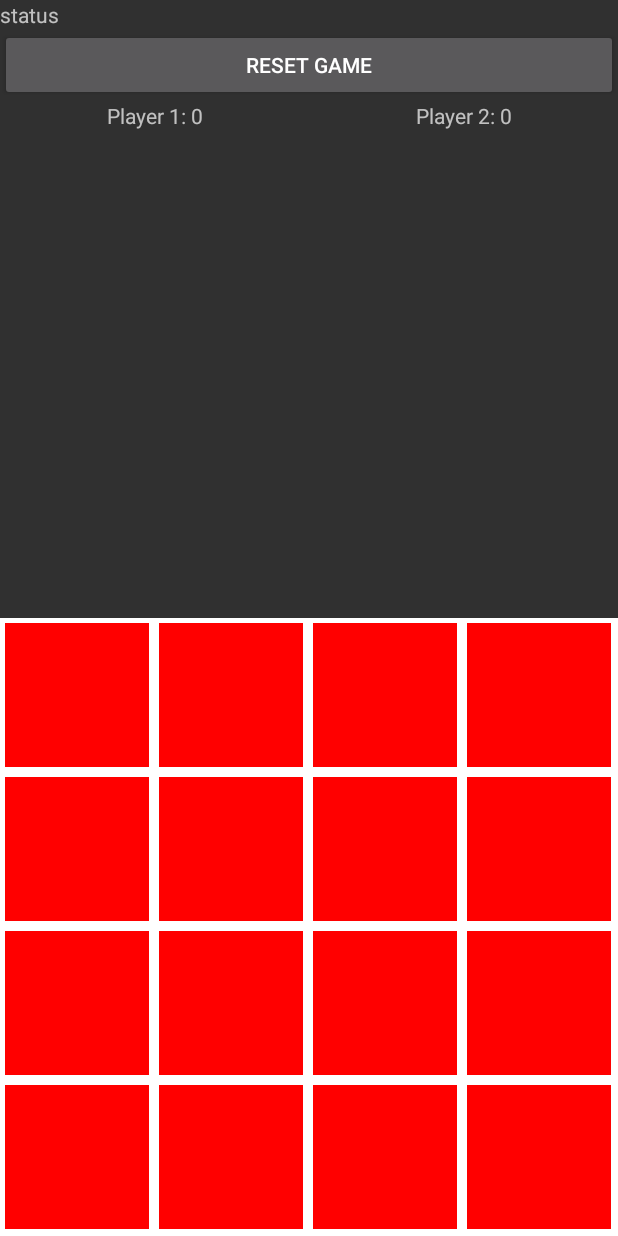
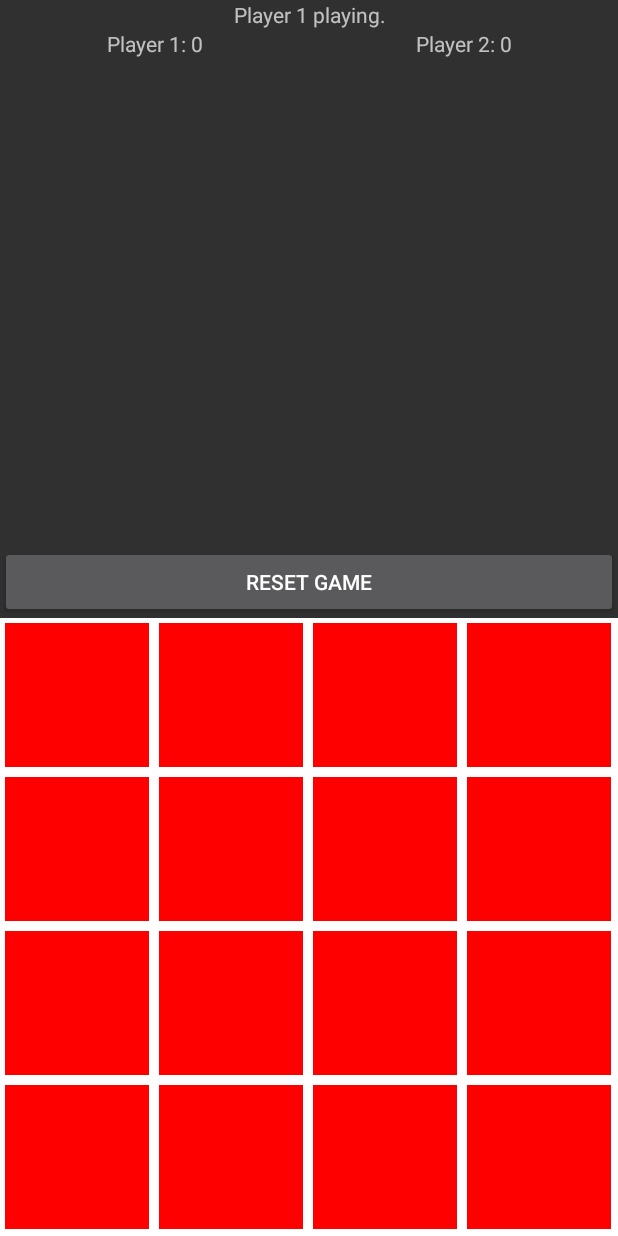
Before and after one commit to kristijan-pajtasev/android-memory-game, an Android app: the screen it shows after launch (MainActivity), on a phone screen of 412 x 824 dp. Run offline under Robolectric (Android 15) with nearby library versions, the phone set to English and light mode, and no system bars.

Commit message:
design update

```diff
--- a/app/src/main/java/com/kristijan_pajtasev/assignment02/MainActivity.java
+++ b/app/src/main/java/com/kristijan_pajtasev/assignment02/MainActivity.java
@@ -31,6 +31,7 @@ public class MainActivity extends AppCompatActivity {
         memoryCardsView.setLayoutParams(layoutParams);
 
         initializeTextViews();
+        setActivePlayerMessage(1);
 
         Button gameResetButton = (Button)findViewById(R.id.gameResetButton);
         gameResetButton.setOnClickListener(new View.OnClickListener(){
@@ -60,6 +61,11 @@ public class MainActivity extends AppCompatActivity {
         playerTwoScore.setText("Player 2: " + score);
     }
 
+    public void setActivePlayerMessage(int playerNumber) {
+        TextView statusLabel = findViewById(R.id.gameStatus);
+        statusLabel.setText("Player " + playerNumber + " playing.");
+    }
+
     private void setWindowDimensions() {
         DisplayMetrics displayMetrics = new DisplayMetrics();
         this.getWindowManager()
--- a/app/src/main/java/com/kristijan_pajtasev/assignment02/views/MemoryCards.java
+++ b/app/src/main/java/com/kristijan_pajtasev/assignment02/views/MemoryCards.java
@@ -64,6 +64,7 @@ public class MemoryCards extends View {
         carrot = getPaint(0xffe67e22);
 
         setWindowDimensions();
+//        setActivePlayerLabel(firstPlayerPlaying ? 1 : 2);
         rectSize = windowHeight < windowWidth ? windowHeight / 4 : windowWidth / 4;
         rectSize -= 10;
 
@@ -73,6 +74,10 @@ public class MemoryCards extends View {
             cardsPlaces.add(new Rect(0, 0, rectSize, rectSize));
             cards.add(new Card(colorPalet[i / 2]));
         }
+    }
+
+    private void setActivePlayerLabel(int activePlayerNumber) {
+        ((MainActivity)context).setActivePlayerMessage(activePlayerNumber);
     }
 
 
@@ -140,6 +145,7 @@ public class MemoryCards extends View {
                     new FlipBack(cards, this).start();
                 }
                 firstPlayerPlaying = !firstPlayerPlaying;
+                setActivePlayerLabel(firstPlayerPlaying ? 1 : 2);
             } else firstCardFlipped = true;
         }
     }
--- a/app/src/main/res/layout/activity_main.xml
+++ b/app/src/main/res/layout/activity_main.xml
@@ -10,19 +10,11 @@
         android:layout_alignParentTop="true">
 
         <TextView
-            android:layout_width="wrap_content"
-            android:layout_height="wrap_content"
-            android:layout_weight="1"
-            android:id="@+id/gameStatus"
-            android:textAlignment="center"
-            android:text="status"/>
-
-        <Button
-            android:id="@+id/gameResetButton"
             android:layout_width="match_parent"
             android:layout_height="wrap_content"
-            android:layout_weight="1"
-            android:text="@string/reset_game"/>
+            android:id="@+id/gameStatus"
+            android:textAlignment="center" />
+
     </LinearLayout>
 
 
@@ -48,11 +40,20 @@
             android:layout_weight="1" />
     </LinearLayout>
 
+    <Button
+        android:id="@+id/gameResetButton"
+        android:layout_width="match_parent"
+        android:layout_height="wrap_content"
+        android:layout_above="@id/memoryCardViewContainer"
+        android:text="@string/reset_game"/>
+
     <RelativeLayout
         android:layout_width="match_parent"
         android:layout_height="wrap_content"
         android:layout_alignParentBottom="true"
-        android:background="#ffffff">
+        android:background="#ffffff"
+        android:id="@+id/memoryCardViewContainer">
+
         <com.kristijan_pajtasev.assignment02.views.MemoryCards
             android:id="@+id/memoryCardsView"
             android:layout_width="match_parent"
```
